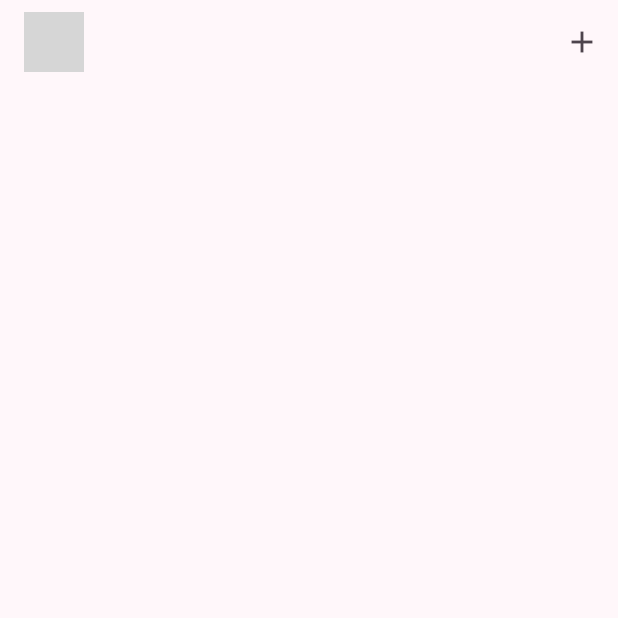
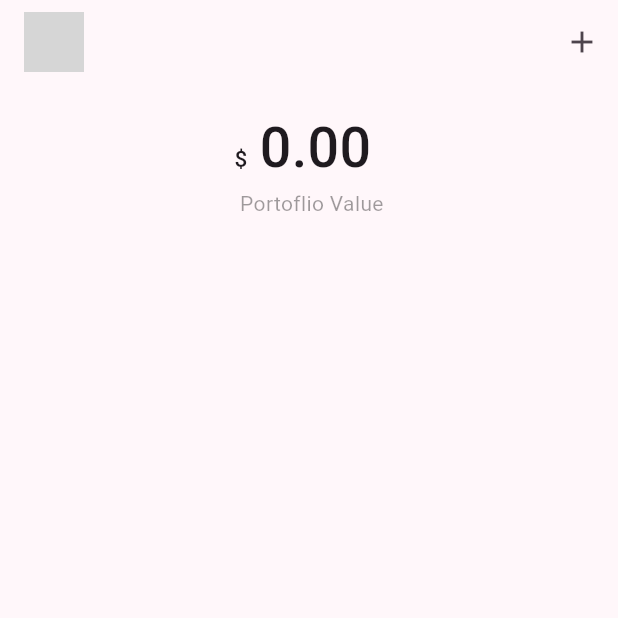
Before and after one commit to rofidamedhat/Crypto_Currencies_With_Getx, a Flutter app: the screen it shows after launch, on a phone screen of 412 x 824 dp, the top half of it. Run offline on Flutter 3.47's test engine with Material 3 defaults, Android fonts, the phone set to English and light mode, and no system bars; our stand-ins replace dio, get; network calls fail; grey boxes are pictures that could not be loaded.

Commit message:
finishing HomePage

```diff
--- /dev/null
+++ b/lib/controller/asset_controller.dart
@@ -0,0 +1,54 @@
+import 'package:crypto_currencies_with_getx/models/api_response.dart';
+import 'package:crypto_currencies_with_getx/models/coin_data.dart';
+import 'package:crypto_currencies_with_getx/models/tracked_asset.dart';
+import 'package:crypto_currencies_with_getx/services/dio_services.dart';
+import 'package:get/get.dart';
+
+class AssetController extends GetxController {
+  RxBool loading = false.obs;
+  RxList<TrackedAsset> trackedassets = <TrackedAsset>[].obs;
+  RxList<CoinData> coinList = <CoinData>[].obs;
+
+  @override
+  void onInit() {
+    super.onInit();
+    getAssets();
+  }
+
+  getAssets() async {
+    loading.value = true;
+    DioServices dioServices = Get.find();
+    var responseData = await dioServices.get('currencies');
+    CurrenciesListAPIResponse currenciesListAPIResponse =
+        CurrenciesListAPIResponse.fromJson(responseData);
+    coinList.value = currenciesListAPIResponse.data ?? [];
+    loading.value = false;
+  }
+
+  addTrackedAssets(String name, double amount) {
+    trackedassets.add(TrackedAsset(name: name, amount: amount));
+    return trackedassets;
+  }
+
+  double getPortofolioValue() {
+    if (trackedassets.isEmpty) {
+      return 0;
+    }
+    if (coinList.isEmpty) {
+      return 0;
+    }
+    double value = 0.0;
+    for (TrackedAsset asset in trackedassets) {
+      value += getCoinPrice(asset.name!) * asset.amount!;
+    }
+    return value;
+  }
+
+  CoinData? getCoinName(String name) {
+    return coinList.firstWhereOrNull((coin) => coin.name == name);
+  }
+
+  double getCoinPrice(String name) {
+    return getCoinName(name)?.values?.uSD?.price?.toDouble() ?? 0;
+  }
+}
--- a/lib/main.dart
+++ b/lib/main.dart
@@ -5,6 +5,7 @@ import 'package:get/get.dart';
 
 void main() async {
   await registerDio();
+  await registerAssetController();
   runApp(const MyApp());
 }
 
@@ -23,7 +24,7 @@ class MyApp extends StatelessWidget {
       ),
       initialRoute: '/home',
       routes: {
-        '/home': (context) => const HomePage(),
+        '/home': (context) =>  HomePage(),
       },
     );
   }
--- a/lib/pages/home_page.dart
+++ b/lib/pages/home_page.dart
@@ -1,14 +1,20 @@
+import 'package:crypto_currencies_with_getx/controller/asset_controller.dart';
+import 'package:crypto_currencies_with_getx/pages/details_screen.dart';
+import 'package:crypto_currencies_with_getx/utils.dart';
 import 'package:crypto_currencies_with_getx/widgets/asset_dialog_widget.dart';
 import 'package:flutter/material.dart';
 import 'package:get/get.dart';
 
 class HomePage extends StatelessWidget {
-  const HomePage({super.key});
+  AssetController assetController = Get.find<AssetController>();
+  HomePage({super.key});
 
   @override
   Widget build(BuildContext context) {
     return Scaffold(
+      resizeToAvoidBottomInset: true,
       appBar: _appBar(context),
+      body: _buildUI(context),
     );
   }
 
@@ -31,4 +37,88 @@ class HomePage extends StatelessWidget {
       ],
     );
   }
+
+  Widget _buildUI(BuildContext context) {
+    return SafeArea(
+      child: Obx(
+        () => Center(
+          child: Column(
+            children: [
+              _getPortofolioValue(context),
+              _getAssetsList(context),
+            ],
+          ),
+        ),
+      ),
+    );
+  }
+
+  Widget _getPortofolioValue(BuildContext context) {
+    return Container(
+      margin: EdgeInsets.symmetric(
+        vertical: MediaQuery.of(context).size.height * .02,
+      ),
+      width: MediaQuery.of(context).size.width,
+      child: Center(
+        child: Text.rich(
+          TextSpan(
+            children: [
+              const TextSpan(
+                text: '\$  ',
+                style: TextStyle(
+                  fontSize: 15,
+                  fontWeight: FontWeight.w500,
+                ),
+              ),
+              TextSpan(
+                text: assetController.getPortofolioValue().toStringAsFixed(2),
+                style: TextStyle(
+                  fontSize: MediaQuery.of(context).size.height * .045,
+                  fontWeight: FontWeight.w500,
+                ),
+              ),
+              const TextSpan(
+                text: '\n Portoflio Value',
+                style: TextStyle(
+                  color: Colors.black38,
+                ),
+              ),
+            ],
+          ),
+        ),
+      ),
+    );
+  }
+
+  Widget _getAssetsList(BuildContext context) {
+    return Expanded(
+      child: ListView.builder(
+        itemCount: assetController.trackedassets.length,
+        itemBuilder: (context, index) {
+          final trackedAsset = assetController.trackedassets[index];
+          return Container(
+            padding: const EdgeInsets.symmetric(vertical: 8),
+            margin: const EdgeInsets.all(5),
+            child: ListTile(
+              onTap: () {
+                Get.to(() => const DetailsPage());
+              },
+              leading: Image.network(getAssetImage(trackedAsset.name!)),
+              title: Text(trackedAsset.name!),
+              subtitle: Text(
+                  'USD :  ${assetController.getPortofolioValue().toStringAsFixed(2).toString()}'),
+              trailing: Text(
+                trackedAsset.amount.toString(),
+                style: const TextStyle(
+                  fontSize: 15,
+                  fontWeight: FontWeight.bold,
+                  color: Colors.black,
+                ),
+              ),
+            ),
+          );
+        },
+      ),
+    );
+  }
 }
--- a/lib/widgets/asset_dialog_widget.dart
+++ b/lib/widgets/asset_dialog_widget.dart
@@ -1,3 +1,4 @@
+import 'package:crypto_currencies_with_getx/controller/asset_controller.dart';
 import 'package:crypto_currencies_with_getx/models/api_response.dart';
 import 'package:crypto_currencies_with_getx/services/dio_services.dart';
 import 'package:flutter/material.dart';
@@ -73,10 +74,17 @@ class AssetDialogWidget extends StatelessWidget {
                 print(value);
               },
             ),
-            MaterialButton(//////////////////////////
+            MaterialButton(
               color: Theme.of(context).colorScheme.primary,
               onPressed: () {
-                Get.back();
+                AssetController assetController = Get.find();
+                assetController.addTrackedAssets(
+                  controller.selectedAsset.value,
+                  controller.assertValue.value,
+                );
+                Get.back(
+                  closeOverlays: true,
+                );
               },
               child: const Text('Add Asset'),
             ),
```
Also changed, not shown: lib/pages/details_screen.dart (added, +21 -0 lines), lib/utils.dart (+9 -0 lines).
